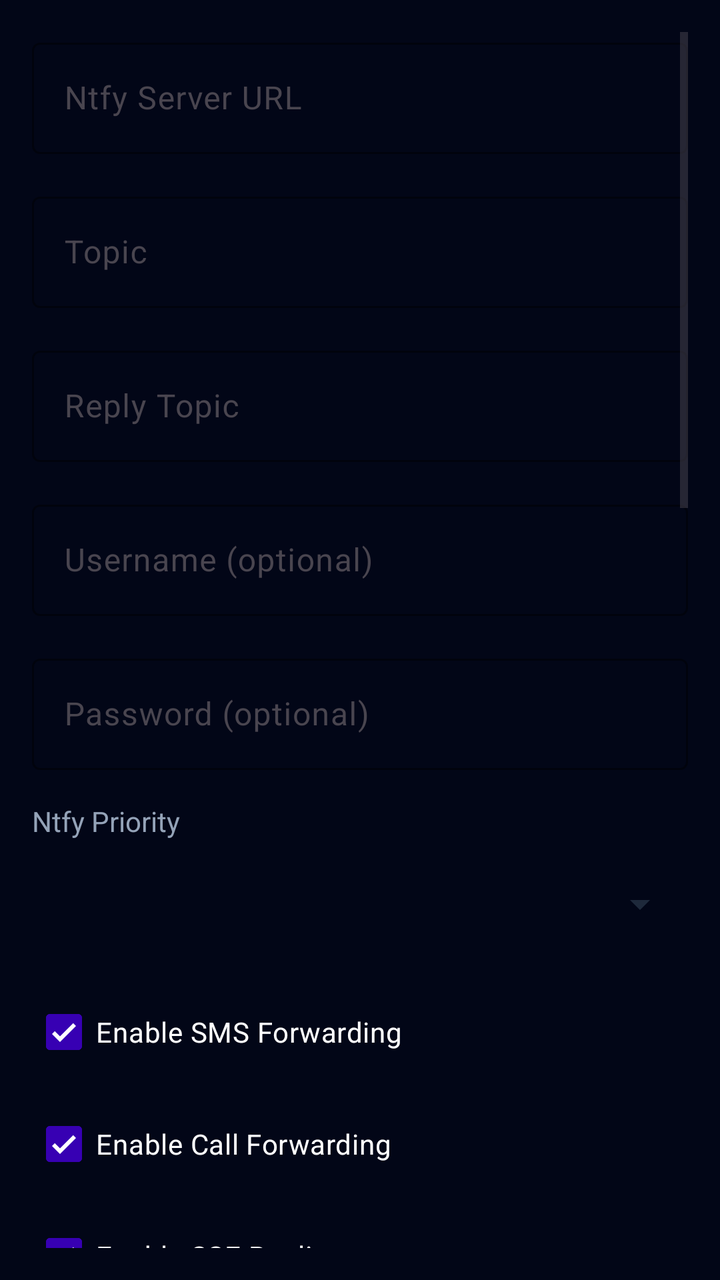
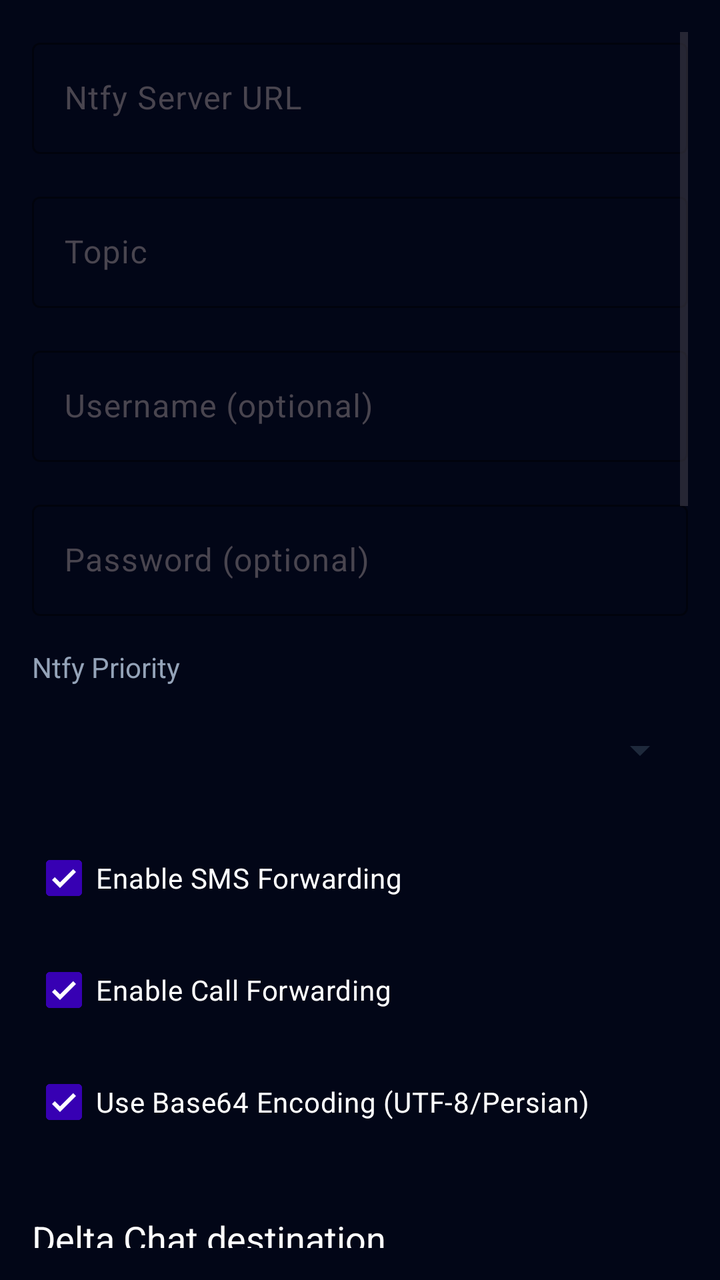

Compare the two renders of this Android layout. The source of the first and the diff that turns it into the second are given below.
<!-- AndroidManifest.xml: activity theme Theme.SmsNtfy -->
<!-- res/layout/activity_settings.xml -->
<?xml version="1.0" encoding="utf-8"?>
<ScrollView xmlns:android="http://schemas.android.com/apk/res/android"
    xmlns:app="http://schemas.android.com/apk/res-auto"
    android:layout_width="match_parent"
    android:layout_height="match_parent"
    android:background="@color/slate_950"
    android:padding="16dp">

    <LinearLayout
        android:layout_width="match_parent"
        android:layout_height="wrap_content"
        android:orientation="vertical">

        
        <com.google.android.material.textfield.TextInputLayout
            android:layout_width="match_parent"
            android:layout_height="wrap_content"
            android:layout_marginBottom="16dp"
            android:hint="@string/ntfy_server_url"
            app:boxStrokeColor="@color/teal_200"
            app:hintTextColor="@color/slate_400">

            <com.google.android.material.textfield.TextInputEditText
                android:id="@+id/etServerUrl"
                android:layout_width="match_parent"
                android:layout_height="wrap_content"
                android:inputType="textUri"
                android:textColor="@color/white"
                android:backgroundTint="@color/slate_800" />
        </com.google.android.material.textfield.TextInputLayout>

        
        <com.google.android.material.textfield.TextInputLayout
            android:layout_width="match_parent"
            android:layout_height="wrap_content"
            android:layout_marginBottom="16dp"
            android:hint="@string/ntfy_topic"
            app:boxStrokeColor="@color/teal_200"
            app:hintTextColor="@color/slate_400">

            <com.google.android.material.textfield.TextInputEditText
                android:id="@+id/etTopic"
                android:layout_width="match_parent"
                android:layout_height="wrap_content"
                android:inputType="text"
                android:textColor="@color/white"
                android:backgroundTint="@color/slate_800" />
        </com.google.android.material.textfield.TextInputLayout>

        
        <com.google.android.material.textfield.TextInputLayout
            android:layout_width="match_parent"
            android:layout_height="wrap_content"
            android:layout_marginBottom="16dp"
            android:hint="@string/reply_topic"
            app:boxStrokeColor="@color/teal_200"
            app:hintTextColor="@color/slate_400">

            <com.google.android.material.textfield.TextInputEditText
                android:id="@+id/etReplyTopic"
                android:layout_width="match_parent"
                android:layout_height="wrap_content"
                android:inputType="text"
                android:textColor="@color/white"
                android:backgroundTint="@color/slate_800" />
        </com.google.android.material.textfield.TextInputLayout>

        
        <com.google.android.material.textfield.TextInputLayout
            android:layout_width="match_parent"
            android:layout_height="wrap_content"
            android:layout_marginBottom="16dp"
            android:hint="@string/ntfy_username"
            app:boxStrokeColor="@color/teal_200"
            app:hintTextColor="@color/slate_400">

            <com.google.android.material.textfield.TextInputEditText
                android:id="@+id/etUsername"
                android:layout_width="match_parent"
                android:layout_height="wrap_content"
                android:inputType="text"
                android:textColor="@color/white"
                android:backgroundTint="@color/slate_800" />
        </com.google.android.material.textfield.TextInputLayout>

        
        <com.google.android.material.textfield.TextInputLayout
            android:layout_width="match_parent"
            android:layout_height="wrap_content"
            android:layout_marginBottom="16dp"
            android:hint="@string/ntfy_password"
            app:boxStrokeColor="@color/teal_200"
            app:hintTextColor="@color/slate_400">

            <com.google.android.material.textfield.TextInputEditText
                android:id="@+id/etPassword"
                android:layout_width="match_parent"
                android:layout_height="wrap_content"
                android:inputType="textPassword"
                android:textColor="@color/white"
                android:backgroundTint="@color/slate_800" />
        </com.google.android.material.textfield.TextInputLayout>

        
        <TextView
            android:layout_width="wrap_content"
            android:layout_height="wrap_content"
            android:text="Ntfy Priority"
            android:textColor="@color/slate_400"
            android:textSize="14sp"
            android:layout_marginBottom="8dp" />

        <Spinner
            android:id="@+id/spinnerPriority"
            android:layout_width="match_parent"
            android:layout_height="48dp"
            android:layout_marginBottom="16dp"
            android:backgroundTint="@color/slate_800"
            android:spinnerMode="dropdown" />

        
        <CheckBox
            android:id="@+id/cbEnableSms"
            android:layout_width="match_parent"
            android:layout_height="wrap_content"
            android:text="@string/enable_sms_forwarding"
            android:textColor="@color/white"
            android:checked="true"
            android:layout_marginBottom="8dp" />

        <CheckBox
            android:id="@+id/cbEnableCalls"
            android:layout_width="match_parent"
            android:layout_height="wrap_content"
            android:text="@string/enable_call_forwarding"
            android:textColor="@color/white"
            android:checked="true"
            android:layout_marginBottom="8dp" />

        <CheckBox
            android:id="@+id/cbEnableSse"
            android:layout_width="match_parent"
            android:layout_height="wrap_content"
            android:text="@string/enable_sse_replies"
            android:textColor="@color/white"
            android:checked="true"
            android:layout_marginBottom="8dp" />

        <CheckBox
            android:id="@+id/cbUseBase64"
            android:layout_width="match_parent"
            android:layout_height="wrap_content"
            android:text="Use Base64 Encoding (UTF-8/Persian)"
            android:textColor="@color/white"
            android:checked="true"
            android:layout_marginBottom="16dp" />

        <TextView
            android:layout_width="wrap_content"
            android:layout_height="wrap_content"
            android:layout_marginTop="16dp"
            android:layout_marginBottom="8dp"
            android:text="@string/deltachat_destination"
            android:textColor="@color/white"
            android:textSize="18sp" />

        <CheckBox
            android:id="@+id/cbEnableDeltaChat"
            android:layout_width="match_parent"
            android:layout_height="wrap_content"
            android:layout_marginBottom="8dp"
            android:text="@string/enable_deltachat"
            android:textColor="@color/white" />

        <com.google.android.material.textfield.TextInputLayout
            android:layout_width="match_parent"
            android:layout_height="wrap_content"
            android:layout_marginBottom="16dp"
            android:hint="@string/deltachat_login_code">

            <com.google.android.material.textfield.TextInputEditText
                android:id="@+id/etDeltaChatLogin"
                android:layout_width="match_parent"
                android:layout_height="wrap_content"
                android:inputType="textPassword"
                android:textColor="@color/white" />
        </com.google.android.material.textfield.TextInputLayout>

        <com.google.android.material.textfield.TextInputLayout
            android:layout_width="match_parent"
            android:layout_height="wrap_content"
            android:layout_marginBottom="16dp"
            android:hint="@string/deltachat_invite">

            <com.google.android.material.textfield.TextInputEditText
                android:id="@+id/etDeltaChatInvite"
                android:layout_width="match_parent"
                android:layout_height="wrap_content"
                android:inputType="textUri"
                android:textColor="@color/white" />
        </com.google.android.material.textfield.TextInputLayout>

        <Button
            android:id="@+id/btnSetupDeltaChat"
            android:layout_width="match_parent"
            android:layout_height="wrap_content"
            android:layout_marginBottom="8dp"
            android:text="@string/setup_deltachat" />

        <Button
            android:id="@+id/btnTestDeltaChat"
            android:layout_width="match_parent"
            android:layout_height="wrap_content"
            android:layout_marginBottom="16dp"
            android:text="@string/test_deltachat" />

        <TextView
            android:layout_width="wrap_content"
            android:layout_height="wrap_content"
            android:layout_marginTop="16dp"
            android:layout_marginBottom="8dp"
            android:text="@string/telegram_destination"
            android:textColor="@color/white"
            android:textSize="18sp" />

        <CheckBox
            android:id="@+id/cbEnableTelegram"
            android:layout_width="match_parent"
            android:layout_height="wrap_content"
            android:layout_marginBottom="8dp"
            android:text="@string/enable_telegram"
            android:textColor="@color/white" />

        <com.google.android.material.textfield.TextInputLayout
            android:layout_width="match_parent"
            android:layout_height="wrap_content"
            android:layout_marginBottom="16dp"
            android:hint="@string/telegram_bot_token">

            <com.google.android.material.textfield.TextInputEditText
                android:id="@+id/etTelegramBotToken"
                android:layout_width="match_parent"
                android:layout_height="wrap_content"
                android:inputType="textPassword"
                android:textColor="@color/white" />
        </com.google.android.material.textfield.TextInputLayout>

        <com.google.android.material.textfield.TextInputLayout
            android:layout_width="match_parent"
            android:layout_height="wrap_content"
            android:layout_marginBottom="16dp"
            android:hint="@string/telegram_chat_id">

            <com.google.android.material.textfield.TextInputEditText
                android:id="@+id/etTelegramChatId"
                android:layout_width="match_parent"
                android:layout_height="wrap_content"
                android:inputType="number|numberSigned"
                android:textColor="@color/white" />
        </com.google.android.material.textfield.TextInputLayout>

        <com.google.android.material.textfield.TextInputLayout
            android:layout_width="match_parent"
            android:layout_height="wrap_content"
            android:layout_marginBottom="8dp"
            android:hint="@string/telegram_proxy">

            <com.google.android.material.textfield.TextInputEditText
                android:id="@+id/etTelegramProxy"
                android:layout_width="match_parent"
                android:layout_height="wrap_content"
                android:inputType="textUri"
                android:textColor="@color/white" />
        </com.google.android.material.textfield.TextInputLayout>

        <TextView
            android:layout_width="match_parent"
            android:layout_height="wrap_content"
            android:layout_marginBottom="8dp"
            android:text="@string/telegram_proxy_help"
            android:textColor="@color/slate_400"
            android:textSize="12sp" />

        <Button
            android:id="@+id/btnTestTelegram"
            android:layout_width="match_parent"
            android:layout_height="wrap_content"
            android:layout_marginBottom="16dp"
            android:text="@string/test_telegram" />

        
        <Button
            android:id="@+id/btnTestConnection"
            android:layout_width="match_parent"
            android:layout_height="wrap_content"
            android:layout_marginBottom="8dp"
            android:text="@string/test_connection"
            android:backgroundTint="@color/teal_700"
            android:textColor="@color/white" />

        <Button
            android:id="@+id/btnSave"
            android:layout_width="match_parent"
            android:layout_height="wrap_content"
            android:text="@string/save_settings"
            android:backgroundTint="@color/purple_700"
            android:textColor="@color/white" />

    </LinearLayout>
</ScrollView>
<!-- resources referenced by this layout -->
<resources>
  <color name="purple_700">#FF3700B3</color>
  <color name="slate_400">#FF94A3B8</color>
  <color name="slate_800">#FF1E293B</color>
  <color name="slate_950">#FF020617</color>
  <color name="teal_200">#FF03DAC5</color>
  <color name="teal_700">#FF018786</color>
  <color name="white">#FFFFFFFF</color>
  <string name="deltachat_destination">Delta Chat destination</string>
  <string name="deltachat_invite">Contact or group invitation link</string>
  <string name="deltachat_login_code">Delta Chat login code</string>
  <string name="enable_call_forwarding">Enable Call Forwarding</string>
  <string name="enable_deltachat">Enable Delta Chat forwarding</string>
  <string name="enable_sms_forwarding">Enable SMS Forwarding</string>
  <string name="enable_sse_replies">Enable SSE Replies</string>
  <string name="enable_telegram">Enable Telegram forwarding and replies</string>
  <string name="ntfy_password">Password (optional)</string>
  <string name="ntfy_server_url">Ntfy Server URL</string>
  <string name="ntfy_topic">Topic</string>
  <string name="ntfy_username">Username (optional)</string>
  <string name="reply_topic">Reply Topic</string>
  <string name="save_settings">Save</string>
  <string name="setup_deltachat">Set up Delta Chat</string>
  <string name="telegram_bot_token">Telegram bot token</string>
  <string name="telegram_chat_id">Telegram chat or group ID</string>
  <string name="telegram_destination">Telegram destination</string>
  <string name="telegram_proxy">Telegram proxy (optional)</string>
  <string name="telegram_proxy_help">SOCKS5: socks5://host:port. MTProto links require a local SOCKS bridge, for example &amp;socks=127.0.0.1:1080.</string>
  <string name="test_connection">Test Connection</string>
  <string name="test_deltachat">Send Delta Chat test</string>
  <string name="test_telegram">Test Telegram connection</string>
  <style name="Theme.SmsNtfy" parent="Theme.Material3.DayNight.NoActionBar">
          <item name="colorPrimary">@color/purple_700</item>
          <item name="colorPrimaryVariant">@color/purple_200</item>
          <item name="colorOnPrimary">@color/white</item>
          <item name="colorSecondary">@color/teal_200</item>
          <item name="colorSecondaryVariant">@color/teal_200</item>
          <item name="colorOnSecondary">@color/black</item>
          <item name="android:statusBarColor">@color/black</item>
          <item name="android:windowLightStatusBar">false</item>
      </style>
  <color name="purple_200">#FFBB86FC</color>
  <color name="black">#FF000000</color>
</resources>

<!-- the commit's change to res/layout/activity_settings.xml (unified diff, before → after) -->
@@ -52,12 +52,12 @@
             android:layout_width="match_parent"
             android:layout_height="wrap_content"
             android:layout_marginBottom="16dp"
-            android:hint="@string/reply_topic"
+            android:hint="@string/ntfy_username"
             app:boxStrokeColor="@color/teal_200"
             app:hintTextColor="@color/slate_400">
 
             <com.google.android.material.textfield.TextInputEditText
-                android:id="@+id/etReplyTopic"
+                android:id="@+id/etUsername"
                 android:layout_width="match_parent"
                 android:layout_height="wrap_content"
                 android:inputType="text"
@@ -70,24 +70,6 @@
             android:layout_width="match_parent"
             android:layout_height="wrap_content"
             android:layout_marginBottom="16dp"
-            android:hint="@string/ntfy_username"
-            app:boxStrokeColor="@color/teal_200"
-            app:hintTextColor="@color/slate_400">
-
-            <com.google.android.material.textfield.TextInputEditText
-                android:id="@+id/etUsername"
-                android:layout_width="match_parent"
-                android:layout_height="wrap_content"
-                android:inputType="text"
-                android:textColor="@color/white"
-                android:backgroundTint="@color/slate_800" />
-        </com.google.android.material.textfield.TextInputLayout>
-
-        
-        <com.google.android.material.textfield.TextInputLayout
-            android:layout_width="match_parent"
-            android:layout_height="wrap_content"
-            android:layout_marginBottom="16dp"
             android:hint="@string/ntfy_password"
             app:boxStrokeColor="@color/teal_200"
             app:hintTextColor="@color/slate_400">
@@ -138,15 +120,6 @@
             android:layout_marginBottom="8dp" />
 
         <CheckBox
-            android:id="@+id/cbEnableSse"
-            android:layout_width="match_parent"
-            android:layout_height="wrap_content"
-            android:text="@string/enable_sse_replies"
-            android:textColor="@color/white"
-            android:checked="true"
-            android:layout_marginBottom="8dp" />
-
-        <CheckBox
             android:id="@+id/cbUseBase64"
             android:layout_width="match_parent"
             android:layout_height="wrap_content"
@@ -259,27 +232,53 @@
                 android:textColor="@color/white" />
         </com.google.android.material.textfield.TextInputLayout>
 
-        <com.google.android.material.textfield.TextInputLayout
-            android:layout_width="match_parent"
-            android:layout_height="wrap_content"
-            android:layout_marginBottom="8dp"
-            android:hint="@string/telegram_proxy">
-
-            <com.google.android.material.textfield.TextInputEditText
-                android:id="@+id/etTelegramProxy"
-                android:layout_width="match_parent"
-                android:layout_height="wrap_content"
-                android:inputType="textUri"
-                android:textColor="@color/white" />
-        </com.google.android.material.textfield.TextInputLayout>
-
-        <TextView
-            android:layout_width="match_parent"
-            android:layout_height="wrap_content"
-            android:layout_marginBottom="8dp"
-            android:text="@string/telegram_proxy_help"
+        <CheckBox
+            android:id="@+id/cbEnableAether"
+            android:layout_width="match_parent"
+            android:layout_height="wrap_content"
+            android:text="@string/enable_aether"
+            android:textColor="@color/white"
+            android:layout_marginBottom="8dp" />
+
+        <CheckBox
+            android:id="@+id/cbAetherAlwaysOn"
+            android:layout_width="match_parent"
+            android:layout_height="wrap_content"
+            android:text="@string/enable_aether_always"
+            android:textColor="@color/white"
+            android:layout_marginBottom="8dp" />
+
+        <CheckBox
+            android:id="@+id/cbAetherPublicProxy"
+            android:layout_width="match_parent"
+            android:layout_height="wrap_content"
+            android:text="@string/enable_aether_public"
+            android:textColor="@color/white"
+            android:layout_marginBottom="4dp" />
+
+        <TextView
+            android:id="@+id/tvAetherPublicWarning"
+            android:layout_width="match_parent"
+            android:layout_height="wrap_content"
+            android:text="@string/aether_public_warning"
+            android:textColor="@android:color/holo_red_light"
+            android:textStyle="bold"
+            android:visibility="gone"
+            android:layout_marginBottom="8dp" />
+
+        <TextView
+            android:id="@+id/tvAetherStatus"
+            android:layout_width="match_parent"
+            android:layout_height="wrap_content"
             android:textColor="@color/slate_400"
-            android:textSize="12sp" />
+            android:layout_marginBottom="8dp" />
+
+        <Button
+            android:id="@+id/btnFindFastestAether"
+            android:layout_width="match_parent"
+            android:layout_height="wrap_content"
+            android:layout_marginBottom="8dp"
+            android:text="@string/find_fastest_aether" />
 
         <Button
             android:id="@+id/btnTestTelegram"
<!-- resource entries referenced after the edit -->
@@ -7,26 +7,27 @@
   <color name="teal_200">#FF03DAC5</color>
   <color name="teal_700">#FF018786</color>
   <color name="white">#FFFFFFFF</color>
+  <string name="aether_public_warning">Security warning: public proxy exposes unauthenticated SOCKS5 and HTTP CONNECT listeners on all interfaces. Anyone who can reach this device can use your tunnel.</string>
   <string name="deltachat_destination">Delta Chat destination</string>
   <string name="deltachat_invite">Contact or group invitation link</string>
   <string name="deltachat_login_code">Delta Chat login code</string>
+  <string name="enable_aether">Route Telegram through built-in Aether</string>
+  <string name="enable_aether_always">Keep Aether active while the service runs</string>
+  <string name="enable_aether_public">Public proxy (LAN-facing SOCKS5 :1819 and HTTP CONNECT :1820)</string>
   <string name="enable_call_forwarding">Enable Call Forwarding</string>
   <string name="enable_deltachat">Enable Delta Chat forwarding</string>
   <string name="enable_sms_forwarding">Enable SMS Forwarding</string>
-  <string name="enable_sse_replies">Enable SSE Replies</string>
-  <string name="enable_telegram">Enable Telegram forwarding and replies</string>
+  <string name="enable_telegram">Enable send-only Telegram forwarding</string>
+  <string name="find_fastest_aether">Find first working Aether protocol</string>
   <string name="ntfy_password">Password (optional)</string>
   <string name="ntfy_server_url">Ntfy Server URL</string>
   <string name="ntfy_topic">Topic</string>
   <string name="ntfy_username">Username (optional)</string>
-  <string name="reply_topic">Reply Topic</string>
   <string name="save_settings">Save</string>
   <string name="setup_deltachat">Set up Delta Chat</string>
   <string name="telegram_bot_token">Telegram bot token</string>
   <string name="telegram_chat_id">Telegram chat or group ID</string>
   <string name="telegram_destination">Telegram destination</string>
-  <string name="telegram_proxy">Telegram proxy (optional)</string>
-  <string name="telegram_proxy_help">SOCKS5: socks5://host:port. MTProto links require a local SOCKS bridge, for example &amp;socks=127.0.0.1:1080.</string>
   <string name="test_connection">Test Connection</string>
   <string name="test_deltachat">Send Delta Chat test</string>
   <string name="test_telegram">Test Telegram connection</string>
